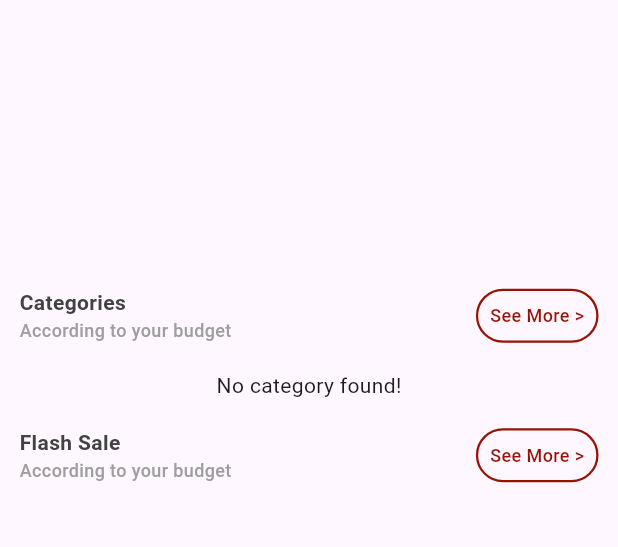
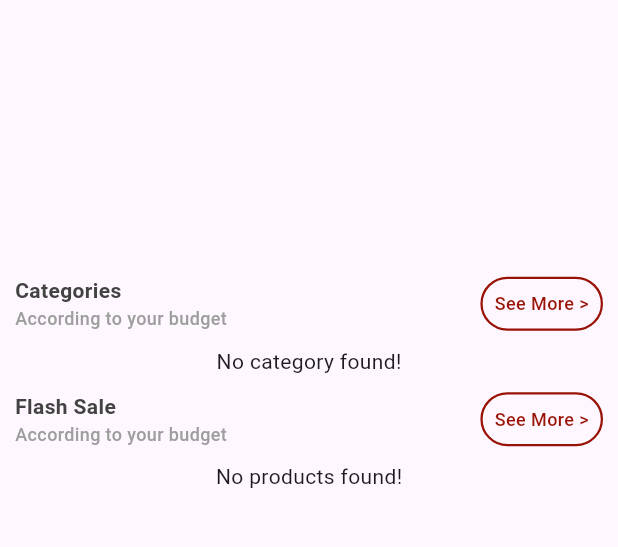
Before and after one commit to Warisalikhan786/EasyShopping, a Flutter app: the MainScreen screen opened directly, on a phone screen of 412 x 824 dp, the part 84-631 px from its top. Run offline on Flutter 3.47's test engine with Material 2 defaults, Android fonts, the light colour scheme and no system bars; drawn by our look-alikes of carousel_slider; our stand-ins replace cached_network_image, cloud_firestore, firebase_auth, firebase_core, firebase_messaging, flutter_easyloading and 4 more; missing offline and left inert: image_card; accounts and stored records are empty.

Commit message:
flash sale products done

```diff
--- /dev/null
+++ b/lib/models/product-model.dart
@@ -0,0 +1,65 @@
+// ignore_for_file: file_names
+
+class ProductModel {
+  final String productId;
+  final String categoryId;
+  final String productName;
+  final String categoryName;
+  final String salePrice;
+  final String fullPrice;
+  final List productImages;
+  final String deliveryTime;
+  final bool isSale;
+  final String productDescription;
+  final dynamic createdAt;
+  final dynamic updatedAt;
+
+  ProductModel({
+    required this.productId,
+    required this.categoryId,
+    required this.productName,
+    required this.categoryName,
+    required this.salePrice,
+    required this.fullPrice,
+    required this.productImages,
+    required this.deliveryTime,
+    required this.isSale,
+    required this.productDescription,
+    required this.createdAt,
+    required this.updatedAt,
+  });
+
+  Map<String, dynamic> toMap() {
+    return {
+      'productId': productId,
+      'categoryId': categoryId,
+      'productName': productName,
+      'categoryName': categoryName,
+      'salePrice': salePrice,
+      'fullPrice': fullPrice,
+      'productImages': productImages,
+      'deliveryTime': deliveryTime,
+      'isSale': isSale,
+      'productDescription': productDescription,
+      'createdAt': createdAt,
+      'updatedAt': updatedAt,
+    };
+  }
+
+  factory ProductModel.fromMap(Map<String, dynamic> json) {
+    return ProductModel(
+      productId: json['productId'],
+      categoryId: json['categoryId'],
+      productName: json['productName'],
+      categoryName: json['categoryName'],
+      salePrice: json['salePrice'],
+      fullPrice: json['fullPrice'],
+      productImages: json['productImages'],
+      deliveryTime: json['deliveryTime'],
+      isSale: json['isSale'],
+      productDescription: json['productDescription'],
+      createdAt: json['createdAt'],
+      updatedAt: json['updatedAt'],
+    );
+  }
+}
--- a/lib/screens/user-panel/main-screen.dart
+++ b/lib/screens/user-panel/main-screen.dart
@@ -7,6 +7,7 @@
 import '../../widgets/banner-widget.dart';
 import '../../widgets/category-widget.dart';
 import '../../widgets/custom-drawer-widget.dart';
+import '../../widgets/flash-sale-widget.dart';
 import '../../widgets/heading-widget.dart';
 
 class MainScreen extends StatelessWidget {
@@ -56,6 +57,8 @@
                 onTap: () {},
                 buttonText: "See More >",
               ),
+
+              FlashSaleWidget(),
             ],
           ),
         ),
--- a/lib/widgets/category-widget.dart
+++ b/lib/widgets/category-widget.dart
@@ -37,7 +37,7 @@
 
         if (snapshot.data != null) {
           return Container(
-            height: Get.height / 5.5,
+            height: Get.height / 5.0,
             child: ListView.builder(
               itemCount: snapshot.data!.docs.length,
               shrinkWrap: true,
--- /dev/null
+++ b/lib/widgets/flash-sale-widget.dart
@@ -0,0 +1,124 @@
+// ignore_for_file: file_names, prefer_const_constructors, avoid_unnecessary_containers, sized_box_for_whitespace, prefer_const_literals_to_create_immutables, unnecessary_string_interpolations
+
+import 'package:cached_network_image/cached_network_image.dart';
+import 'package:cloud_firestore/cloud_firestore.dart';
+import 'package:e_comm/models/product-model.dart';
+import 'package:e_comm/utils/app-constant.dart';
+import 'package:flutter/cupertino.dart';
+import 'package:get/get.dart';
+import 'package:image_card/image_card.dart';
+
+class FlashSaleWidget extends StatelessWidget {
+  const FlashSaleWidget({super.key});
+
+  @override
+  Widget build(BuildContext context) {
+    return FutureBuilder(
+      future: FirebaseFirestore.instance
+          .collection('products')
+          .where('isSale', isEqualTo: true)
+          .get(),
+      builder: (BuildContext context, AsyncSnapshot<QuerySnapshot> snapshot) {
+        if (snapshot.hasError) {
+          return Center(
+            child: Text("Error"),
+          );
+        }
+        if (snapshot.connectionState == ConnectionState.waiting) {
+          return Container(
+            height: Get.height / 5,
+            child: Center(
+              child: CupertinoActivityIndicator(),
+            ),
+          );
+        }
+
+        if (snapshot.data!.docs.isEmpty) {
+          return Center(
+            child: Text("No products found!"),
+          );
+        }
+
+        if (snapshot.data != null) {
+          return Container(
+            height: Get.height / 5,
+            child: ListView.builder(
+              itemCount: snapshot.data!.docs.length,
+              shrinkWrap: true,
+              scrollDirection: Axis.horizontal,
+              itemBuilder: (context, index) {
+                final productData = snapshot.data!.docs[index];
+                ProductModel productModel = ProductModel(
+                  productId: productData['productId'],
+                  categoryId: productData['categoryId'],
+                  productName: productData['productName'],
+                  categoryName: productData['categoryName'],
+                  salePrice: productData['salePrice'],
+                  fullPrice: productData['fullPrice'],
+                  productImages: productData['productImages'],
+                  deliveryTime: productData['deliveryTime'],
+                  isSale: productData['isSale'],
+                  productDescription: productData['productDescription'],
+                  createdAt: productData['createdAt'],
+                  updatedAt: productData['updatedAt'],
+                );
+                // CategoriesModel categoriesModel = CategoriesModel(
+                //   categoryId: snapshot.data!.docs[index]['categoryId'],
+                //   categoryImg: snapshot.data!.docs[index]['categoryImg'],
+                //   categoryName: snapshot.data!.docs[index]['categoryName'],
+                //   createdAt: snapshot.data!.docs[index]['createdAt'],
+                //   updatedAt: snapshot.data!.docs[index]['updatedAt'],
+                // );
+                return Row(
+                  children: [
+                    Padding(
+                      padding: EdgeInsets.all(5.0),
+                      child: Container(
+                        child: FillImageCard(
+                          borderRadius: 20.0,
+                          width: Get.width / 3.5,
+                          heightImage: Get.height / 12,
+                          imageProvider: CachedNetworkImageProvider(
+                            productModel.productImages[0],
+                          ),
+                          title: Center(
+                            child: Text(
+                              productModel.productName,
+                              overflow: TextOverflow.ellipsis,
+                              style: TextStyle(fontSize: 10.0),
+                            ),
+                          ),
+                          footer: Row(
+                            children: [
+                              Text(
+                                "Rs ${productModel.salePrice}",
+                                style: TextStyle(fontSize: 10.0),
+                              ),
+                              SizedBox(
+                                width: 2.0,
+                              ),
+                              Text(
+                                "${productModel.fullPrice}",
+                                style: TextStyle(
+                                  fontSize: 10.0,
+                                  color: AppConstant.appScendoryColor,
+                                  decoration: TextDecoration.lineThrough,
+                                ),
+                              ),
+                            ],
+                          ),
+                        ),
+                      ),
+                    ),
+                  ],
+                );
+              },
+            ),
+          );
+        }
+
+        return Container();
+      },
+    );
+  }
+}
--- a/lib/widgets/heading-widget.dart
+++ b/lib/widgets/heading-widget.dart
@@ -19,9 +19,9 @@
   @override
   Widget build(BuildContext context) {
     return Container(
-      margin: EdgeInsets.symmetric(horizontal: 5.0, vertical: 10.0),
+      margin: EdgeInsets.symmetric(horizontal: 5.0, vertical: 5.0),
       child: Padding(
-        padding: EdgeInsets.all(8.0),
+        padding: EdgeInsets.all(5.0),
         child: Row(
           mainAxisAlignment: MainAxisAlignment.spaceBetween,
           children: [
```
